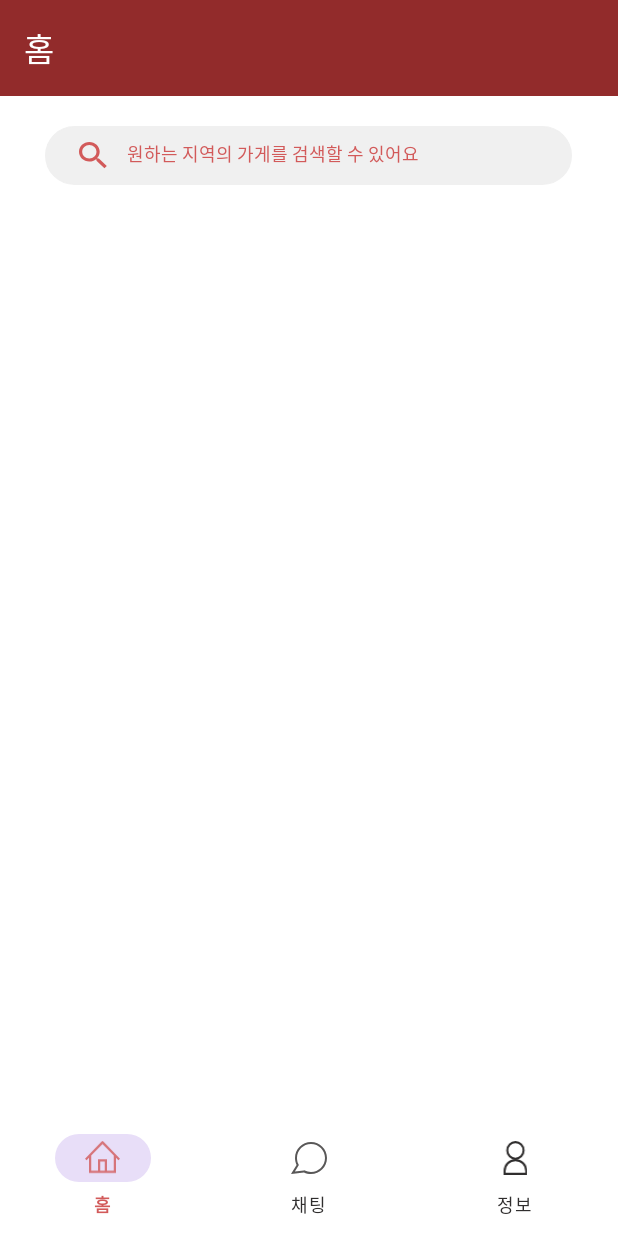
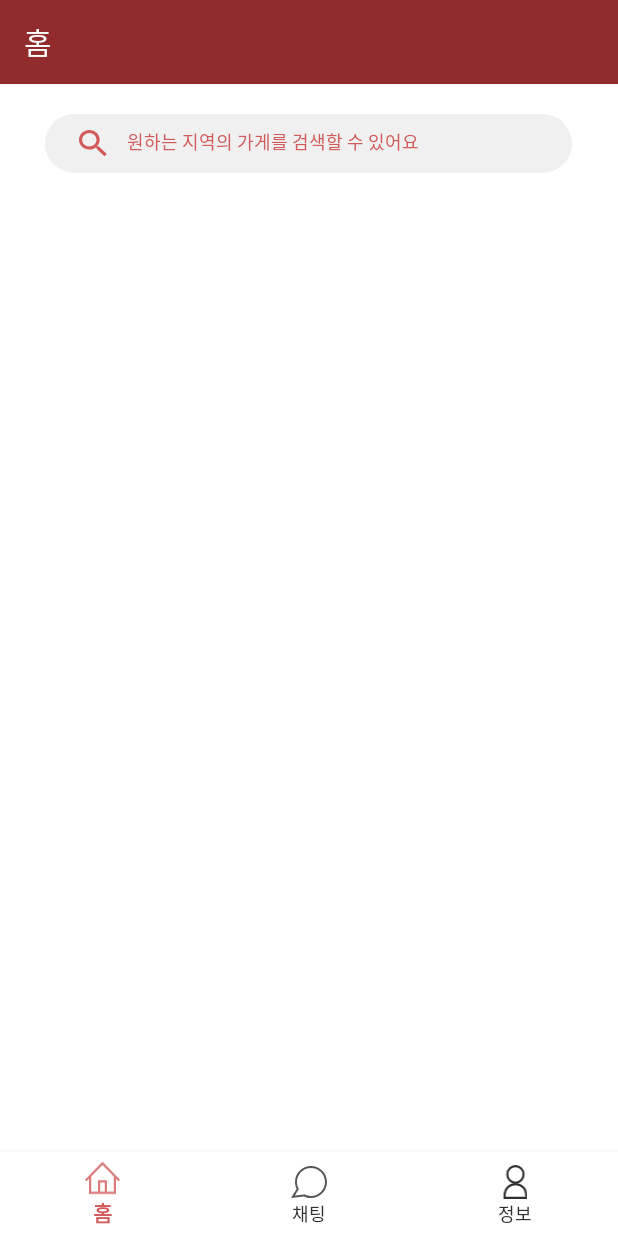
Before and after one commit to yesue2/BottleShop_App, an Android app: the screen it shows after launch (MainActivity), on a phone screen of 412 x 824 dp. Run offline under Robolectric (Android 15) with nearby library versions, the phone set to English and light mode, and no system bars.

Commit message:
design: modify themes' parent

```diff
--- a/app/src/main/res/values/themes.xml
+++ b/app/src/main/res/values/themes.xml
@@ -1,6 +1,6 @@
 <resources xmlns:tools="http://schemas.android.com/tools">
     <!-- Base application theme. -->
-    <style name="Base.Theme.BottleShop_App" parent="Theme.Material3.DayNight.NoActionBar">
+    <style name="Base.Theme.BottleShop_App" parent="Theme.AppCompat.DayNight.NoActionBar">
         <item name="android:statusBarColor">@color/toolbar</item>
     </style>
 
```
